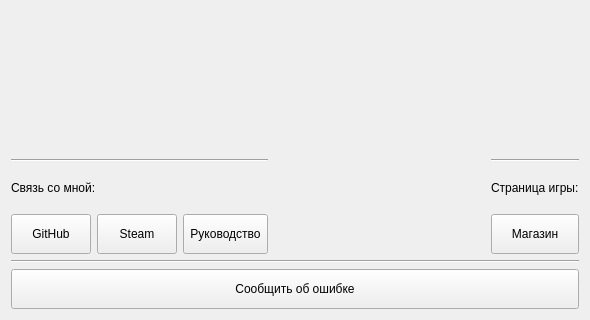
Above: tab_about.ui from lDeathlWhisperl/TLHoN_SE before the change; both pictures show x 0 to 590 and y 248 to 568 of the 590 by 568 pixel window. Below: the same form after it.
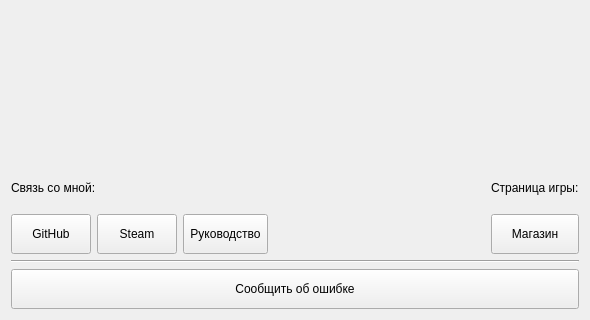
That is the form after the change.

Commit message:
Tab_About
deleted unnecessary widgets

Patch:
```diff
--- a/tab_about.ui
+++ b/tab_about.ui
@@ -53,13 +53,6 @@
     <layout class="QHBoxLayout" name="horizontalLayout">
      <item>
       <layout class="QVBoxLayout" name="verticalLayout">
-       <item>
-        <widget class="Line" name="line">
-         <property name="orientation">
-          <enum>Qt::Orientation::Horizontal</enum>
-         </property>
-        </widget>
-       </item>
        <item>
         <widget class="QLabel" name="label_2">
          <property name="minimumSize">
@@ -136,13 +129,6 @@
      </item>
      <item>
       <layout class="QVBoxLayout" name="verticalLayout_3">
-       <item>
-        <widget class="Line" name="line_2">
-         <property name="orientation">
-          <enum>Qt::Orientation::Horizontal</enum>
-         </property>
-        </widget>
-       </item>
        <item>
         <widget class="QLabel" name="label_4">
          <property name="minimumSize">
```
The commit also changes 2 other files.
